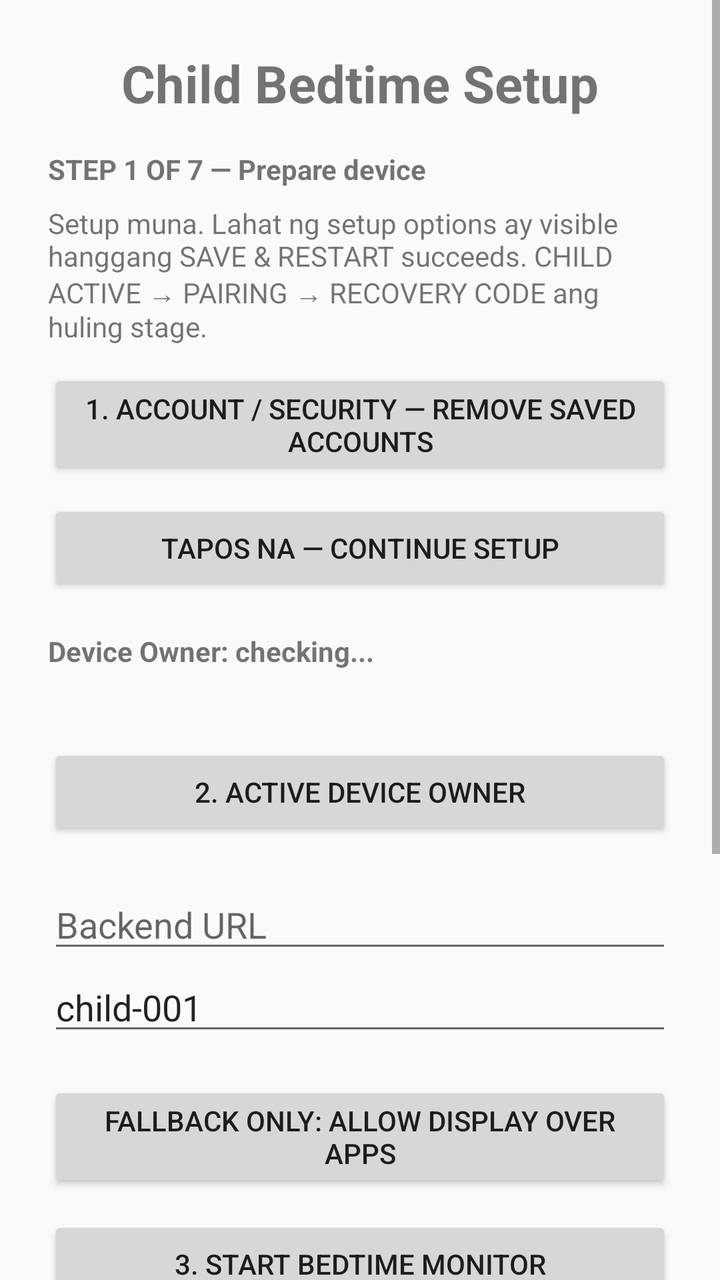
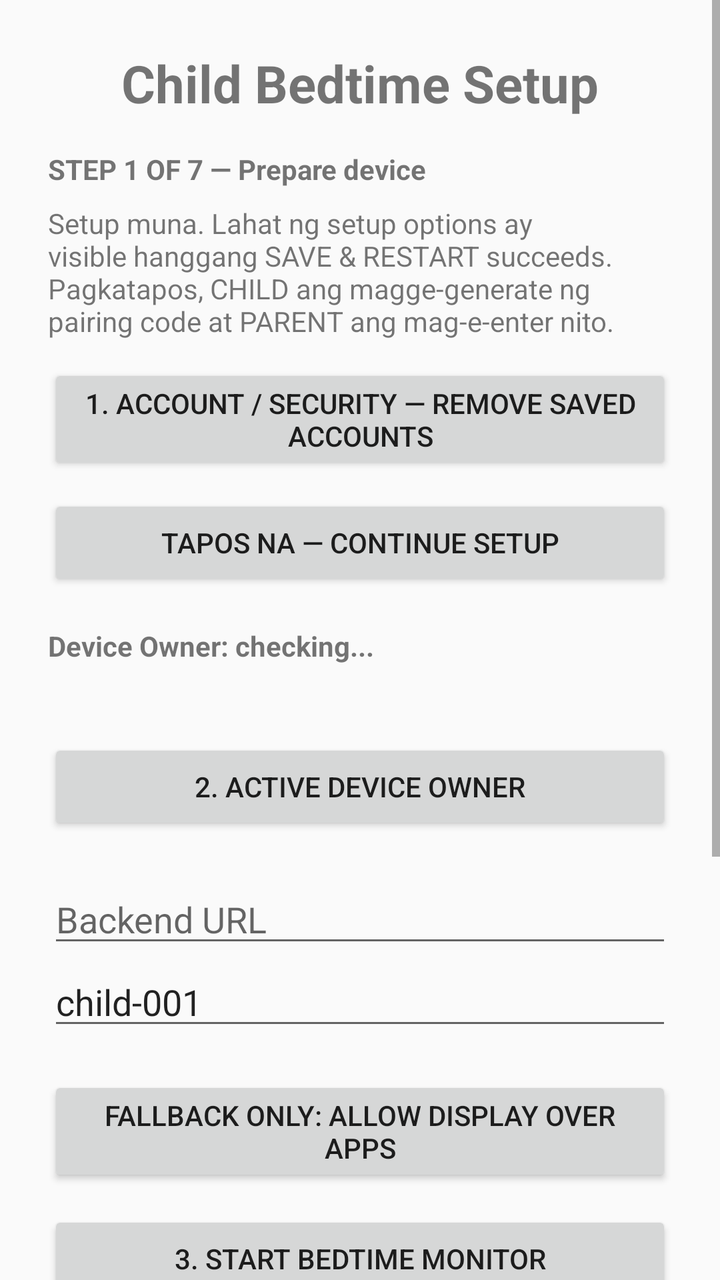

Compare the two renders of this Android layout. The source of the first and the diff that turns it into the second are given below.
<!-- AndroidManifest.xml: application theme android:Theme.Material.Light.NoActionBar -->
<!-- res/layout/activity_main.xml -->
<?xml version="1.0" encoding="utf-8"?>
<ScrollView xmlns:android="http://schemas.android.com/apk/res/android" android:layout_width="match_parent" android:layout_height="match_parent"><LinearLayout android:layout_width="match_parent" android:layout_height="wrap_content" android:orientation="vertical" android:padding="24dp" android:gravity="center_horizontal">
<TextView android:layout_width="wrap_content" android:layout_height="wrap_content" android:text="Child Bedtime Setup" android:textSize="26sp" android:textStyle="bold" />
<TextView android:id="@+id/setupStep" android:layout_width="match_parent" android:layout_height="wrap_content" android:layout_marginTop="16dp" android:text="STEP 1 OF 7 — Prepare device" android:textStyle="bold" />
<TextView android:layout_width="match_parent" android:layout_height="wrap_content" android:layout_marginTop="8dp" android:text="Setup muna. Lahat ng setup options ay visible hanggang SAVE &amp; RESTART succeeds. CHILD ACTIVE → PAIRING → RECOVERY CODE ang huling stage." />
<Button android:id="@+id/btnAccountsSecurity" android:layout_width="match_parent" android:layout_height="wrap_content" android:layout_marginTop="12dp" android:text="1. ACCOUNT / SECURITY — REMOVE SAVED ACCOUNTS" />
<Button android:id="@+id/btnContinueSetup" android:layout_width="match_parent" android:layout_height="wrap_content" android:layout_marginTop="10dp" android:text="TAPOS NA — CONTINUE SETUP" />
<TextView android:id="@+id/deviceOwnerStatus" android:layout_width="match_parent" android:layout_height="wrap_content" android:layout_marginTop="18dp" android:text="Device Owner: checking..." android:textStyle="bold" />
<TextView android:id="@+id/deviceOwnerHelp" android:layout_width="match_parent" android:layout_height="wrap_content" android:layout_marginTop="8dp" />
<Button android:id="@+id/btnActiveDeviceOwner" android:layout_width="match_parent" android:layout_height="wrap_content" android:layout_marginTop="10dp" android:text="2. ACTIVE DEVICE OWNER" />
<EditText android:id="@+id/backendUrl" android:layout_width="match_parent" android:layout_height="wrap_content" android:layout_marginTop="20dp" android:hint="Backend URL" android:inputType="textUri" />
<EditText android:id="@+id/childId" android:layout_width="match_parent" android:layout_height="wrap_content" android:hint="Child ID" android:text="child-001" />
<Button android:id="@+id/btnOverlayPermission" android:layout_width="match_parent" android:layout_height="wrap_content" android:layout_marginTop="18dp" android:text="Fallback only: Allow Display Over Apps" />
<Button android:id="@+id/btnStartMonitor" android:layout_width="match_parent" android:layout_height="wrap_content" android:layout_marginTop="12dp" android:text="3. START BEDTIME MONITOR" />
<Button android:id="@+id/btnBatterySettings" android:layout_width="match_parent" android:layout_height="wrap_content" android:layout_marginTop="10dp" android:text="4. BATTERY — NO RESTRICTIONS" />
<Button android:id="@+id/btnAutoRunSettings" android:layout_width="match_parent" android:layout_height="wrap_content" android:layout_marginTop="10dp" android:text="5. AUTO-RUN / BACKGROUND APPS" />
<Button android:id="@+id/btnSaveRestart" android:layout_width="match_parent" android:layout_height="wrap_content" android:layout_marginTop="12dp" android:text="6. SAVE &amp; RESTART" />
<Button android:id="@+id/btnRestoreAccounts" android:layout_width="match_parent" android:layout_height="wrap_content" android:layout_marginTop="12dp" android:text="IBALIK / ADD ULIT ANG MGA ACCOUNT" android:visibility="gone" />
<Button android:id="@+id/btnTestOverlay" android:layout_width="match_parent" android:layout_height="wrap_content" android:layout_marginTop="12dp" android:text="TEST BEDTIME" />
<Button android:id="@+id/btnReleaseDeviceOwner" android:layout_width="match_parent" android:layout_height="wrap_content" android:layout_marginTop="18dp" android:text="TEST ONLY — RELEASE DEVICE OWNER" android:visibility="gone" />
<LinearLayout android:id="@+id/pairingPanel" android:layout_width="match_parent" android:layout_height="wrap_content" android:orientation="vertical" android:paddingTop="18dp" android:paddingBottom="8dp" android:visibility="gone">
<TextView android:layout_width="match_parent" android:layout_height="wrap_content" android:text="PARENT ↔ CHILD PAIRING" android:textSize="18sp" android:gravity="center" />
<EditText android:id="@+id/pairingCode" android:layout_width="match_parent" android:layout_height="wrap_content" android:hint="Enter 6-digit code from Parent" android:inputType="number" android:gravity="center" android:textSize="20sp" android:maxLength="6" android:singleLine="true" />
<Button android:id="@+id/btnPairWithParent" android:layout_width="match_parent" android:layout_height="wrap_content" android:text="PAIR WITH PARENT" />
<TextView android:id="@+id/pairingStatus" android:layout_width="match_parent" android:layout_height="wrap_content" android:gravity="center" android:text="After Child setup is complete, enter the Parent code here." />
</LinearLayout>
<TextView android:id="@+id/status" android:layout_width="match_parent" android:layout_height="wrap_content" android:paddingTop="24dp" android:text="Setup not finished" />
</LinearLayout></ScrollView>
<!-- resources referenced by this layout -->
<resources>

</resources>

<!-- the commit's change to res/layout/activity_main.xml (unified diff, before → after) -->
@@ -2,7 +2,7 @@
 <ScrollView xmlns:android="http://schemas.android.com/apk/res/android" android:layout_width="match_parent" android:layout_height="match_parent"><LinearLayout android:layout_width="match_parent" android:layout_height="wrap_content" android:orientation="vertical" android:padding="24dp" android:gravity="center_horizontal">
 <TextView android:layout_width="wrap_content" android:layout_height="wrap_content" android:text="Child Bedtime Setup" android:textSize="26sp" android:textStyle="bold" />
 <TextView android:id="@+id/setupStep" android:layout_width="match_parent" android:layout_height="wrap_content" android:layout_marginTop="16dp" android:text="STEP 1 OF 7 — Prepare device" android:textStyle="bold" />
-<TextView android:layout_width="match_parent" android:layout_height="wrap_content" android:layout_marginTop="8dp" android:text="Setup muna. Lahat ng setup options ay visible hanggang SAVE &amp; RESTART succeeds. CHILD ACTIVE → PAIRING → RECOVERY CODE ang huling stage." />
+<TextView android:layout_width="match_parent" android:layout_height="wrap_content" android:layout_marginTop="8dp" android:text="Setup muna. Lahat ng setup options ay visible hanggang SAVE &amp; RESTART succeeds. Pagkatapos, CHILD ang magge-generate ng pairing code at PARENT ang mag-e-enter nito." />
 <Button android:id="@+id/btnAccountsSecurity" android:layout_width="match_parent" android:layout_height="wrap_content" android:layout_marginTop="12dp" android:text="1. ACCOUNT / SECURITY — REMOVE SAVED ACCOUNTS" />
 <Button android:id="@+id/btnContinueSetup" android:layout_width="match_parent" android:layout_height="wrap_content" android:layout_marginTop="10dp" android:text="TAPOS NA — CONTINUE SETUP" />
 <TextView android:id="@+id/deviceOwnerStatus" android:layout_width="match_parent" android:layout_height="wrap_content" android:layout_marginTop="18dp" android:text="Device Owner: checking..." android:textStyle="bold" />
@@ -19,10 +19,10 @@
 <Button android:id="@+id/btnTestOverlay" android:layout_width="match_parent" android:layout_height="wrap_content" android:layout_marginTop="12dp" android:text="TEST BEDTIME" />
 <Button android:id="@+id/btnReleaseDeviceOwner" android:layout_width="match_parent" android:layout_height="wrap_content" android:layout_marginTop="18dp" android:text="TEST ONLY — RELEASE DEVICE OWNER" android:visibility="gone" />
 <LinearLayout android:id="@+id/pairingPanel" android:layout_width="match_parent" android:layout_height="wrap_content" android:orientation="vertical" android:paddingTop="18dp" android:paddingBottom="8dp" android:visibility="gone">
-<TextView android:layout_width="match_parent" android:layout_height="wrap_content" android:text="PARENT ↔ CHILD PAIRING" android:textSize="18sp" android:gravity="center" />
-<EditText android:id="@+id/pairingCode" android:layout_width="match_parent" android:layout_height="wrap_content" android:hint="Enter 6-digit code from Parent" android:inputType="number" android:gravity="center" android:textSize="20sp" android:maxLength="6" android:singleLine="true" />
-<Button android:id="@+id/btnPairWithParent" android:layout_width="match_parent" android:layout_height="wrap_content" android:text="PAIR WITH PARENT" />
-<TextView android:id="@+id/pairingStatus" android:layout_width="match_parent" android:layout_height="wrap_content" android:gravity="center" android:text="After Child setup is complete, enter the Parent code here." />
+<TextView android:layout_width="match_parent" android:layout_height="wrap_content" android:text="CHILD → PARENT PAIRING" android:textSize="18sp" android:gravity="center" />
+<EditText android:id="@+id/pairingCode" android:layout_width="match_parent" android:layout_height="wrap_content" android:hint="Child pairing code" android:inputType="number" android:gravity="center" android:textSize="32sp" android:maxLength="6" android:singleLine="true" />
+<Button android:id="@+id/btnPairWithParent" android:layout_width="match_parent" android:layout_height="wrap_content" android:text="GENERATE PAIRING CODE" />
+<TextView android:id="@+id/pairingStatus" android:layout_width="match_parent" android:layout_height="wrap_content" android:gravity="center" android:text="After setup, this Child generates the 6-digit code. Give it to Parent." />
 </LinearLayout>
 <TextView android:id="@+id/status" android:layout_width="match_parent" android:layout_height="wrap_content" android:paddingTop="24dp" android:text="Setup not finished" />
 </LinearLayout></ScrollView>
